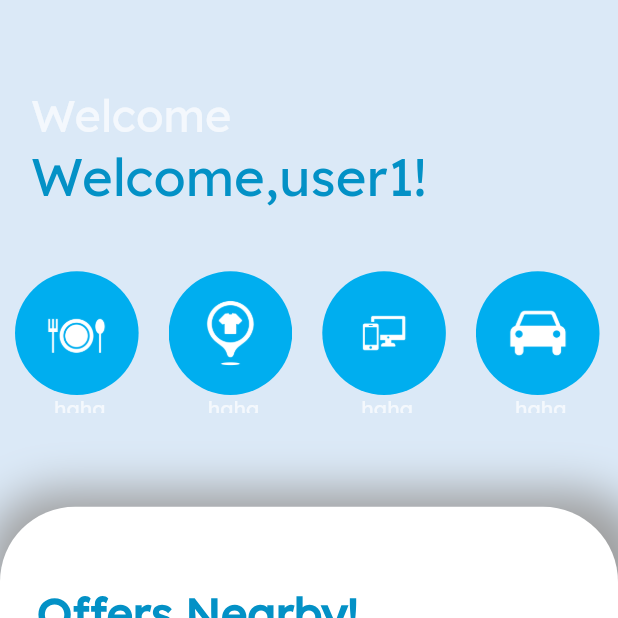
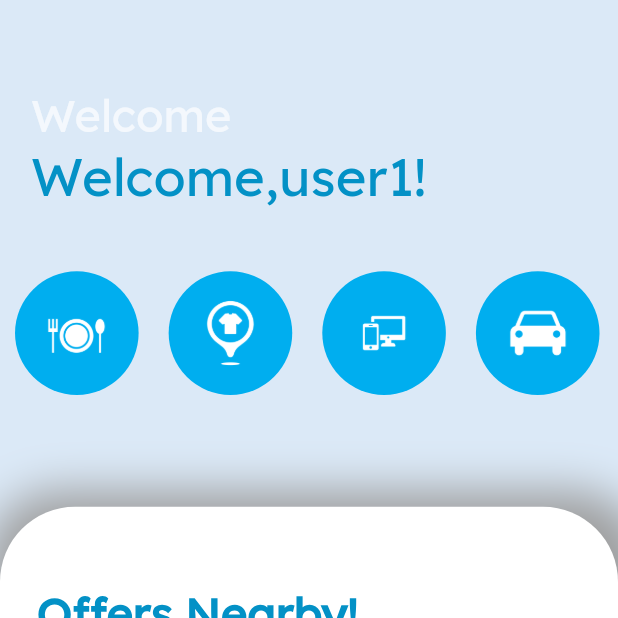
Before and after one commit to deewhy26/MarketFence, a Flutter app: the Dashboard screen opened directly, on a phone screen of 412 x 824 dp, the top half of it. Run offline on Flutter 3.47's test engine with Material 2 defaults, Android fonts, the phone set to English and light mode, and no system bars; our stand-ins replace flutter_local_notifications, geolocator, get, lottie, timezone; missing offline and left inert: floating_navigation_bar, geofence_service, mongo_dart.

Commit message:
final draft

```diff
--- a/lib/Screens/Datum.dart
+++ b/lib/Screens/Datum.dart
@@ -33,7 +33,7 @@ class Datum {
     required this.title,
     required this.lat,
     required this.long,
-    required this.likeCount,
+    // required this.likeCount,
   });
 
   String brandName;
@@ -41,7 +41,8 @@ class Datum {
   String title;
   String lat;
   String long;
-  String likeCount;
+  // String likeCount;
+
 
   factory Datum.fromJson(Map<String, dynamic> json) => Datum(
         brandName: json["brand_name"],
@@ -49,7 +50,7 @@ class Datum {
         title: json["title"],
         lat: json["lat"],
         long: json["long"],
-        likeCount: json["like_count"],
+        // likeCount: json["like_count"],
       );
 
   Map<String, dynamic> toJson() => {
@@ -58,6 +59,6 @@ class Datum {
         "title": title,
         "lat": lat,
         "long": long,
-        "like_count": likeCount,
+        // "like_count": likeCount,
       };
 }
--- a/lib/Screens/ExplorePage.dart
+++ b/lib/Screens/ExplorePage.dart
@@ -72,7 +72,7 @@ class _ExplorePageState extends State<ExplorePage> {
             SizedBox(
               height: 5,
             ),
-            Text("${data.likeCount}"),
+            // Text("${data.likeCount}"),
           ],
         ),
       ),
--- a/lib/Screens/dashboard.dart
+++ b/lib/Screens/dashboard.dart
@@ -155,7 +155,7 @@ class DashboardState extends State<Dashboard> {
                     width: width,
                     child: ListView.builder(
                         scrollDirection: Axis.horizontal,
-                        itemCount: 10,
+                        itemCount: 4,
                         itemBuilder: (BuildContext context, int index) {
                           return GestureDetector(
                             onTap: () {
@@ -174,12 +174,12 @@ class DashboardState extends State<Dashboard> {
                                       radius: width * .1,
     child: Image.asset(icon.iconList[index].imageURL),
                                     ),
-                                      Positioned(
-                                          top: height * 0.1,
-                                          left: width * 0.0632,
-                                          child: Text("haha,", style: TextStyle(
-                                              color: Colors.white70),)
-                                      )
+                                      // Positioned(
+                                      //     top: height * 0.1,
+                                      //     left: width * 0.0632,
+                                      //     child: Text("", style: TextStyle(
+                                      //         color: Colors.white70),)
+                                      //)
                                     ]
                                 )
 
```
Also changed, not shown: pubspec.yaml (+7 -6 lines), pubspec.lock.
